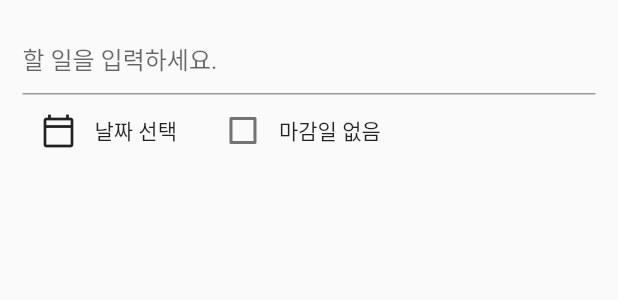
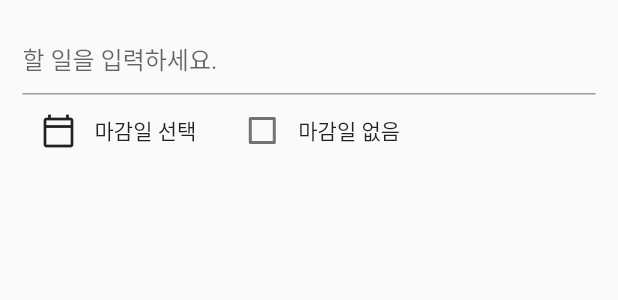
Before and after one commit to heejuShin/TnT, a Flutter app: the AddTodoScreen widget shown alone on an empty page, opened directly, on a phone screen of 412 x 824 dp. Shown: the top 300 px of the screen. Run offline on Flutter 3.47's test engine with Material 2 defaults, Android fonts, the phone set to English and light mode, and no system bars; our stand-ins replace file_picker, firebase_auth, firebase_core, google_sign_in, syncfusion_flutter_calendar; missing offline and left inert: card_settings; accounts and stored records are empty.

Commit message:
단순 글자 수정

```diff
--- a/lib/main.dart
+++ b/lib/main.dart
@@ -730,7 +730,7 @@ class _AddTodoScreenState extends State<AddTodoScreen> {
                   },
                 ),
                 _selectedDate == "" ?
-                Text('날짜 선택'):
+                Text('마감일 선택'):
                 Text(_selectedDate),
 
                 SizedBox(width: 20,),
```
